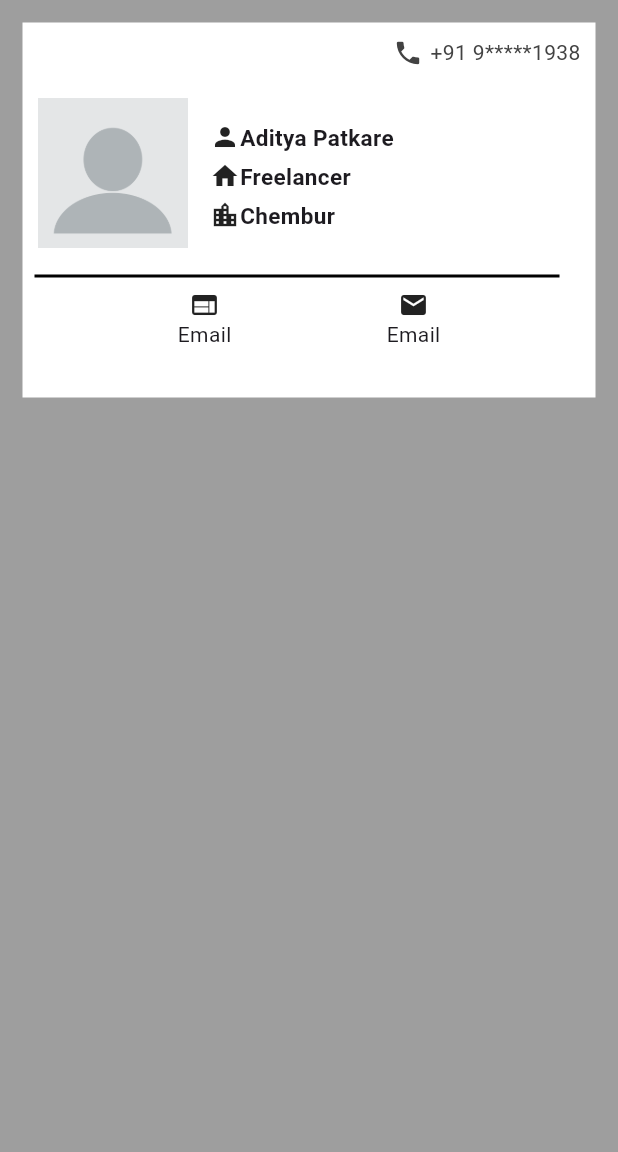
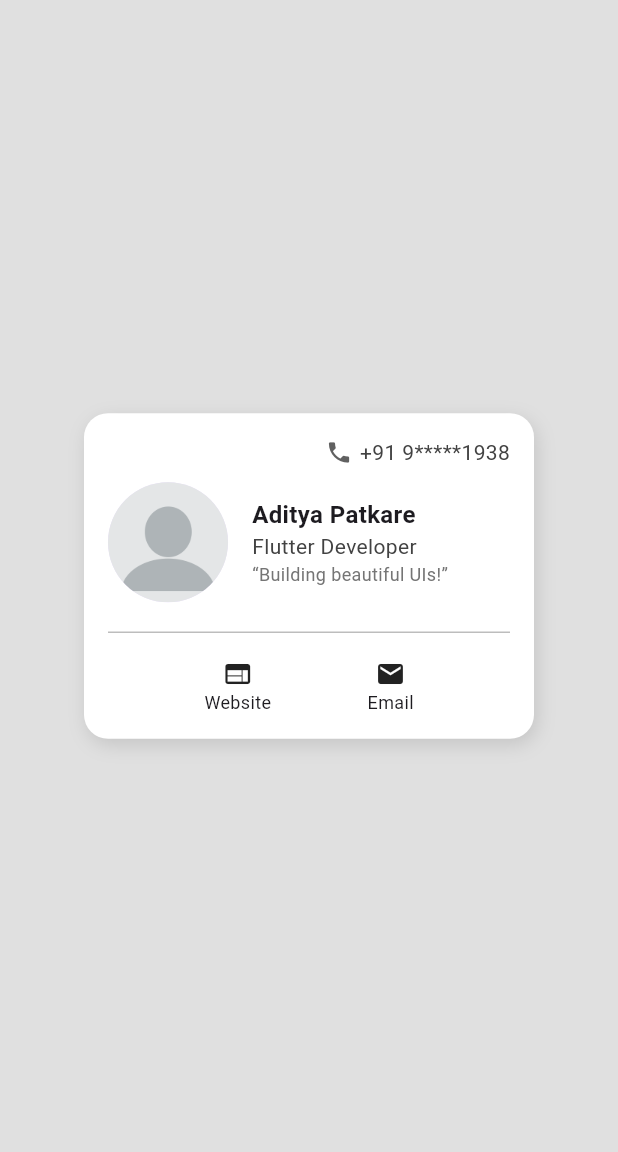
Before and after one commit to adipatkare/cardconnect, a Flutter app: the screen it shows after launch, on a phone screen of 412 x 824 dp, the part 84-1236 px from its top. Run offline on Flutter 3.47's test engine with Material 3 defaults, Android fonts, the phone set to English and light mode, and no system bars.

Commit message:
2nd app assignment

```diff
--- a/lib/home_screen.dart
+++ b/lib/home_screen.dart
@@ -10,121 +10,99 @@ class HomeScreen extends StatelessWidget {
         backgroundColor: Colors.grey[800],
         title: Text('CardConnect', style: TextStyle(color: Colors.white)),
       ),
-      backgroundColor: Colors.grey,
-      body: Padding(
-        padding: const EdgeInsets.all(15.0),
+      backgroundColor: Colors.grey[300],
+      body: Center(
         child: Container(
-          height: 250,
-          width: double.infinity,
-          color: Colors.white,
+          width: 300,
+          padding: const EdgeInsets.all(16),
+          margin: const EdgeInsets.all(16),
+          decoration: BoxDecoration(
+            color: Colors.white,
+            borderRadius: BorderRadius.circular(16),
+            boxShadow: [
+              BoxShadow(
+                color: Colors.black12,
+                blurRadius: 10,
+                offset: Offset(2, 4),
+              ),
+            ],
+          ),
           child: Column(
+            mainAxisSize: MainAxisSize.min,
             children: [
-              Padding(
-                padding: const EdgeInsets.all(10.0),
-                child: Row(
-                  mainAxisAlignment: MainAxisAlignment.end,
-                  children: [
-                    Padding(
-                      padding: EdgeInsets.only(right: 5.0),
-                      child: Icon(
-                        Icons.phone,
-                        color: Colors.grey[800],
-                        size: 20,
-                      ),
-                    ),
-                    Text(
-                      '+91 9*****1938',
-                      style: TextStyle(color: Colors.grey[800]),
-                    ),
-                  ],
-                ),
 
+              // Row: Phone info
+              Row(
+                mainAxisAlignment: MainAxisAlignment.end,
+                children: [
+                  Icon(Icons.phone, size: 18, color: Colors.grey[700]),
+                  SizedBox(width: 5),
+                  Text('+91 9*****1938', style: TextStyle(color: Colors.grey[800])),
+                ],
               ),
+
+              SizedBox(height: 10),
+
+              // Row: Profile Image + Info
               Row(
                 children: [
-                  Padding(
-                    padding: const EdgeInsets.all(10.0),
-                    child: Container(
-                      height: 100,
-                      width: 100,
-                      child: Image.asset('images/image.png'),
-                    ),
+                  // Profile Picture
+                  CircleAvatar(
+                    radius: 40,
+                    backgroundImage: AssetImage('images/image.png'),
                   ),
+                  SizedBox(width: 16),
+
+                  // User Info
                   Column(
-                    mainAxisAlignment: MainAxisAlignment.start,
                     crossAxisAlignment: CrossAxisAlignment.start,
                     children: [
-                      Padding(
-                        padding: const EdgeInsets.only(left: 5, top: 5),
-                        child: Row(
-                          children: [
-                            Icon(Icons.person, size: 20,),
-                            Text("Aditya Patkare",
-                            style: TextStyle(
-                              fontSize: 15,
-                              fontWeight: FontWeight.bold,
-                            ),
-                            ),
-                          ],
+                      Text(
+                        "Aditya Patkare",
+                        style: TextStyle(
+                          fontSize: 16,
+                          fontWeight: FontWeight.bold,
                         ),
                       ),
-                      Padding(
-                        padding: const EdgeInsets.only(left: 5, top: 5),
-                        child: Row(
-                          children: [
-                            Icon(Icons.home, size: 20,),
-                            Text("Freelancer",
-                            style: TextStyle(
-                              fontSize: 15,
-                              fontWeight: FontWeight.bold,
-                            ),
-                            ),
-                          ],
+                      Text(
+                        "Flutter Developer",
+                        style: TextStyle(
+                          fontSize: 14,
+                          color: Colors.grey[800],
                         ),
                       ),
-                      Padding(
-                        padding: const EdgeInsets.only(left: 5, top: 5),
-                        child: Row(
-                          children: [
-                            Icon(Icons.location_city, size: 20,),
-                            Text("Chembur",
-                            style: TextStyle(
-                              fontSize: 15,
-                              fontWeight: FontWeight.bold,
-                            ),
-                            ),
-                          ],
+                      Text(
+                        "“Building beautiful UIs!”",
+                        style: TextStyle(
+                          fontSize: 12,
+                          color: Colors.grey[600],
                         ),
                       ),
                     ],
                   ),
                 ],
               ),
-              Row(
-                children: [
-                  Padding(
-                    padding: const EdgeInsets.all(8.0),
-                    child: Container(
-                      height: 2,
-                      width: 350,
-                      color: Colors.black,
-                    ),
-                  )
-                ],
-              ),
+
+              SizedBox(height: 12),
+
+              Divider(color: Colors.grey[400], thickness: 1),
+
+              SizedBox(height: 10),
+
+              // Social/Contact Icons
               Row(
                 mainAxisAlignment: MainAxisAlignment.spaceEvenly,
                 children: [
                   Column(
                     children: [
-                      Icon(Icons.web, size: 20,),
-                      Text("Email",)
+                      Icon(Icons.web, size: 20),
+                      Text("Website", style: TextStyle(fontSize: 12)),
                     ],
                   ),
                   Column(
                     children: [
-                      Icon(Icons.email, size: 20,),
-                      Text("Email",)
+                      Icon(Icons.email, size: 20),
+                      Text("Email", style: TextStyle(fontSize: 12)),
                     ],
                   ),
                 ],
```
Also changed, not shown: images/Screenshot.png (added), 1 other file.
